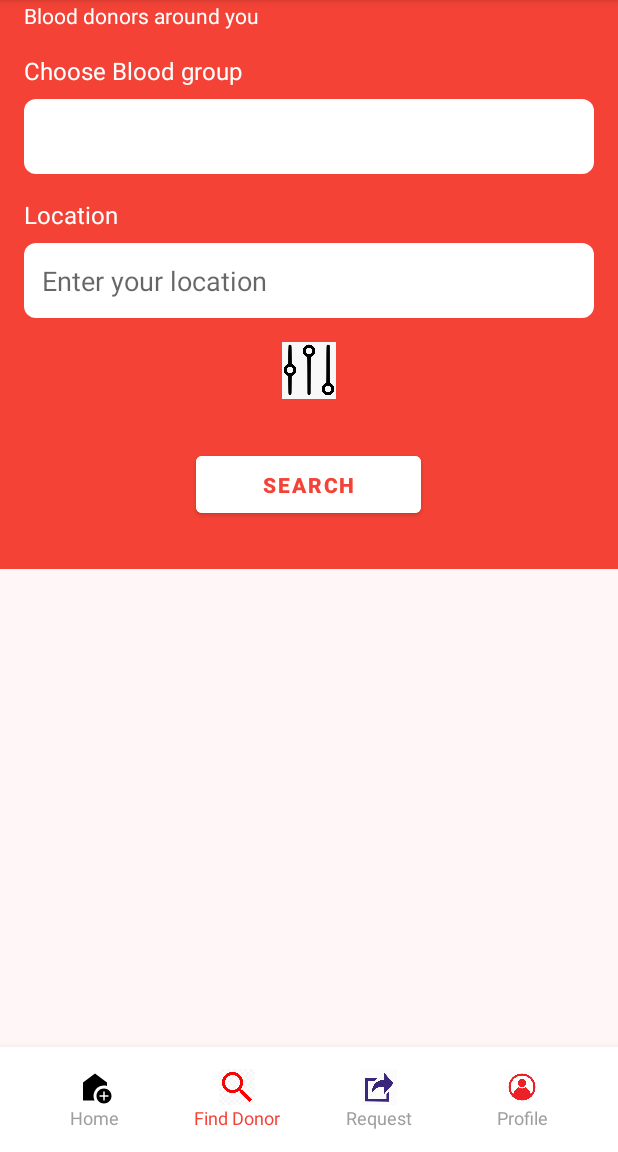
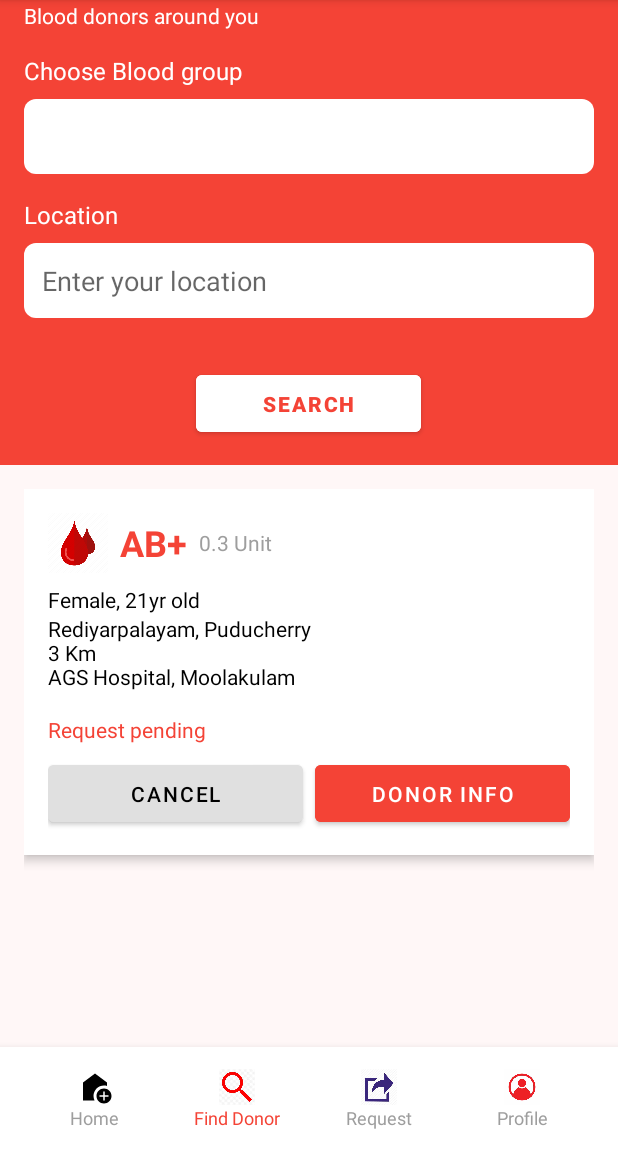
Before and after one commit to dinhminh0307/Blood-Donation-App, an Android app: the FindSiteActivity screen opened directly, with no data from a screen before it, on a phone screen of 412 x 824 dp, the part 84-1236 px from its top. Run offline under Robolectric (Android 15) with nearby library versions, the phone set to English and light mode, and no system bars.

Commit message:
style: add content to t the find blood site page

```diff
--- a/app/src/main/res/layout/activity_find_site.xml
+++ b/app/src/main/res/layout/activity_find_site.xml
@@ -6,11 +6,10 @@
     android:background="#FFF7F7">
 
     <!-- Top Background -->
-
-    <!-- Bottom Navigation -->
     <LinearLayout
+        android:id="@+id/top_background"
         android:layout_width="match_parent"
-        android:layout_height="435dp"
+        android:layout_height="wrap_content"
         android:background="#F44336"
         android:orientation="vertical"
         android:padding="16dp">
@@ -72,17 +71,6 @@
             android:inputType="text"
             android:padding="12dp" />
 
-        <!-- Filter Icon -->
-        <ImageView
-            android:id="@+id/filter_icon"
-            android:layout_width="48dp"
-            android:layout_height="38dp"
-            android:layout_gravity="center"
-            android:layout_marginBottom="16dp"
-
-            android:contentDescription="Filter Icon"
-            android:src="@drawable/ic_filter" />
-
         <!-- Search Button -->
         <Button
             android:id="@+id/search_button"
@@ -97,6 +85,137 @@
             android:textStyle="bold" />
     </LinearLayout>
 
+    <!-- Scrollable Request Content -->
+    <ScrollView
+        android:id="@+id/scrollable_requests"
+        android:layout_width="match_parent"
+        android:layout_height="match_parent"
+        android:layout_below="@id/top_background"
+        android:layout_above="@id/bottom_nav"
+        android:padding="16dp">
+
+        <LinearLayout
+            android:layout_width="match_parent"
+            android:layout_height="wrap_content"
+            android:orientation="vertical">
+
+            <!-- Single Request Card -->
+            <LinearLayout
+                android:layout_width="match_parent"
+                android:layout_height="wrap_content"
+                android:orientation="vertical"
+                android:background="#FFFFFF"
+                android:padding="16dp"
+                android:elevation="4dp"
+                android:layout_marginBottom="16dp">
+
+                <!-- Header Section -->
+                <LinearLayout
+                    android:layout_width="match_parent"
+                    android:layout_height="wrap_content"
+                    android:orientation="horizontal"
+                    android:gravity="center_vertical">
+
+                    <ImageView
+                        android:id="@+id/blood_icon"
+                        android:layout_width="40dp"
+                        android:layout_height="40dp"
+                        android:src="@drawable/ic_blood_group"
+                        android:contentDescription="Blood Icon" />
+
+                    <TextView
+                        android:id="@+id/blood_type"
+                        android:layout_width="wrap_content"
+                        android:layout_height="wrap_content"
+                        android:text="AB+"
+                        android:textColor="#F44336"
+                        android:textSize="24sp"
+                        android:textStyle="bold"
+                        android:layout_marginStart="8dp" />
+
+                    <TextView
+                        android:id="@+id/blood_units"
+                        android:layout_width="wrap_content"
+                        android:layout_height="wrap_content"
+                        android:text="0.3 Unit"
+                        android:textColor="#9E9E9E"
+                        android:textSize="14sp"
+                        android:layout_marginStart="8dp" />
+                </LinearLayout>
+
+                <!-- Request Details -->
+                <LinearLayout
+                    android:layout_width="match_parent"
+                    android:layout_height="wrap_content"
+                    android:orientation="vertical"
+                    android:layout_marginTop="8dp">
+
+                    <TextView
+                        android:id="@+id/requester_name"
+                        android:layout_width="wrap_content"
+                        android:layout_height="wrap_content"
+                        android:text="Female, 21yr old"
+                        android:textColor="#000000"
+                        android:textSize="14sp" />
+
+                    <TextView
+                        android:id="@+id/request_location"
+                        android:layout_width="wrap_content"
+                        android:layout_height="wrap_content"
+                        android:text="Rediyarpalayam, Puducherry\n3 Km\nAGS Hospital, Moolakulam"
+                        android:textColor="#000000"
+                        android:textSize="14sp" />
+                </LinearLayout>
+
+                <!-- Status and Buttons -->
+                <LinearLayout
+                    android:layout_width="match_parent"
+                    android:layout_height="wrap_content"
+                    android:orientation="vertical"
+                    android:layout_marginTop="16dp">
+
+                    <!-- Status -->
+                    <TextView
+                        android:id="@+id/request_status"
+                        android:layout_width="wrap_content"
+                        android:layout_height="wrap_content"
+                        android:text="Request pending"
+                        android:textColor="#F44336"
+                        android:textSize="14sp"
+                        android:layout_marginBottom="8dp" />
+
+                    <!-- Action Buttons -->
+                    <LinearLayout
+                        android:layout_width="match_parent"
+                        android:layout_height="wrap_content"
+                        android:orientation="horizontal">
+
+                        <Button
+                            android:id="@+id/cancel_button"
+                            android:layout_width="0dp"
+                            android:layout_height="50dp"
+                            android:layout_weight="1"
+                            android:backgroundTint="#E0E0E0"
+                            android:text="Cancel"
+                            android:textColor="#000000"
+                            android:layout_marginEnd="8dp" />
+
+                        <Button
+                            android:id="@+id/donor_info_button"
+                            android:layout_width="0dp"
+                            android:layout_height="50dp"
+                            android:layout_weight="1"
+                            android:backgroundTint="#F44336"
+                            android:text="Donor Info"
+                            android:textColor="#FFFFFF" />
+                    </LinearLayout>
+                </LinearLayout>
+            </LinearLayout>
+            <!-- Repeat Request Card -->
+        </LinearLayout>
+    </ScrollView>
+
+    <!-- Bottom Navigation -->
     <LinearLayout
         android:id="@+id/bottom_nav"
         android:layout_width="match_parent"
```
Also changed, not shown: app/src/main/res/drawable/ic_blood_group.png (added).
